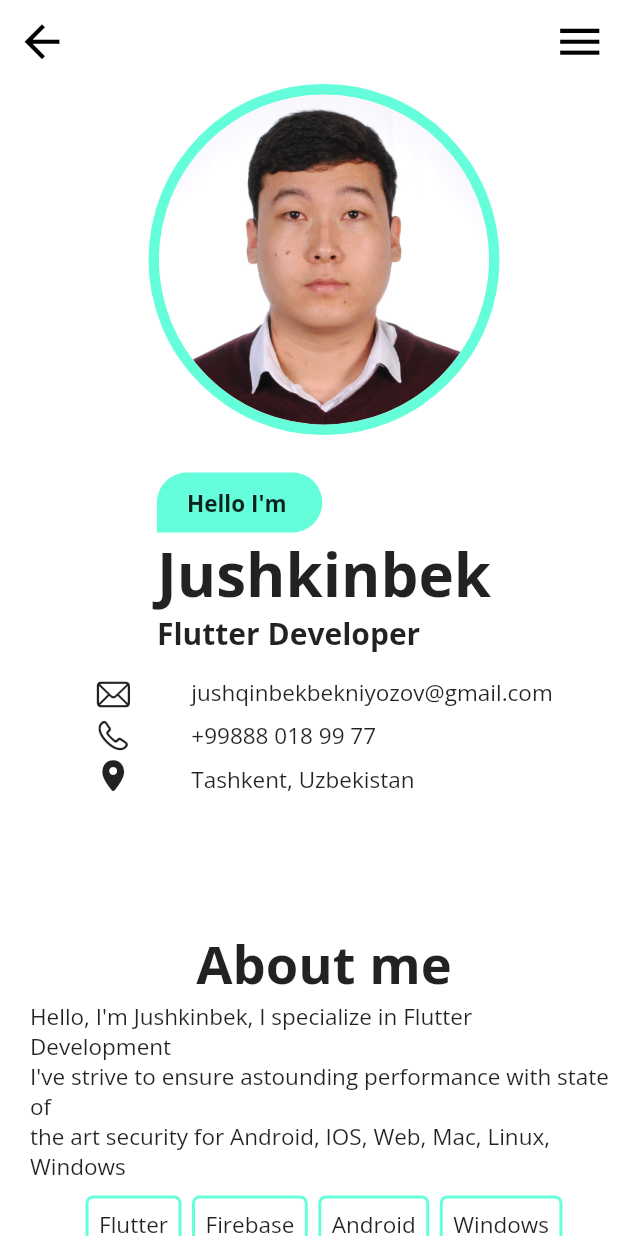
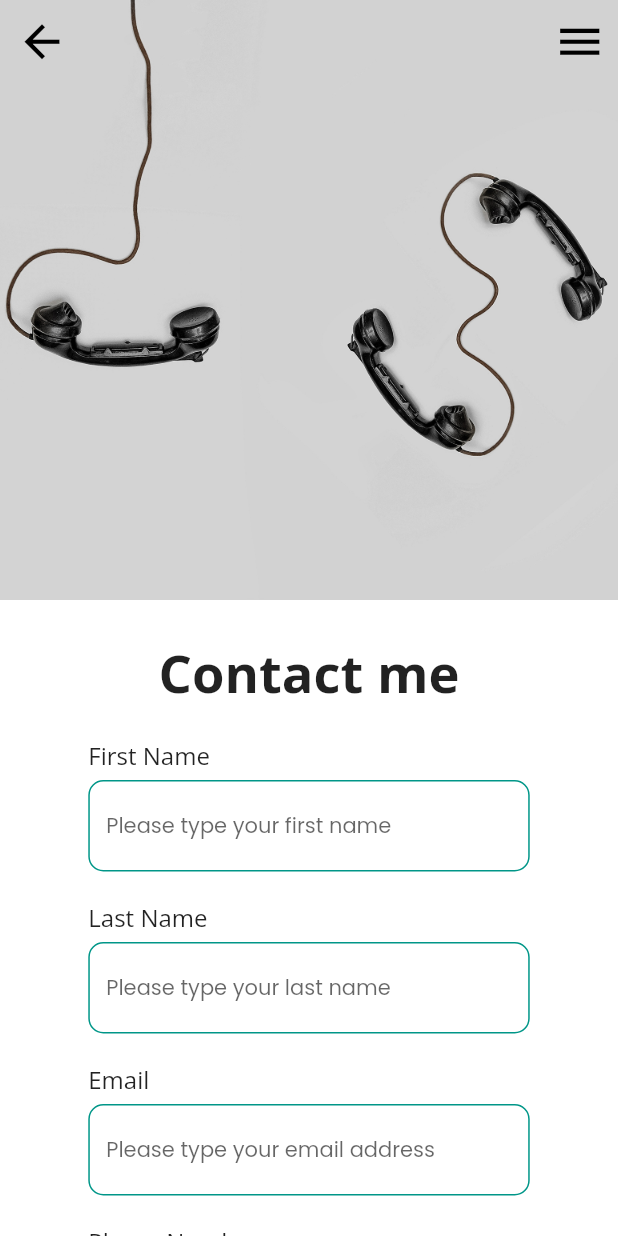
Before and after one commit to jushkinbekrashidovich/portfolio_web, a Flutter app: the screen it shows after launch, after a tap on the "menu" icon, after a tap on "Contact", on a phone screen of 412 x 824 dp. Run offline on Flutter 3.47's test engine with Material 2 defaults, Android fonts, the phone set to English and light mode, and no system bars; our stand-ins replace flutter_svg, google_fonts, url_strategy; missing offline and left inert: dart:html, dart:js.

Commit message:
contact page is done for both web/mobile

```diff
--- /dev/null
+++ b/lib/mobile/contact_mobile.dart
@@ -0,0 +1,168 @@
+import 'package:flutter/material.dart';
+import 'package:flutter/src/widgets/framework.dart';
+import 'package:flutter/src/widgets/placeholder.dart';
+import 'package:flutter_svg/svg.dart';
+import 'package:url_launcher/url_launcher.dart';
+
+import '../components.dart';
+
+class ContactMobile extends StatefulWidget {
+  const ContactMobile({super.key});
+
+  @override
+  State<ContactMobile> createState() => _ContactMobileState();
+}
+
+class _ContactMobileState extends State<ContactMobile> {
+  @override
+  Widget build(BuildContext context) {
+    var widthDevice = MediaQuery.of(context).size.width;
+    return Scaffold(
+      extendBodyBehindAppBar: true,
+      backgroundColor: Colors.white,
+      endDrawer: Drawer(
+        child: Column(
+          mainAxisAlignment: MainAxisAlignment.center,
+          children: [
+            DrawerHeader(
+                padding: EdgeInsets.only(bottom: 20),
+                child: Container(
+                  decoration: BoxDecoration(
+                    shape: BoxShape.circle,
+                    border: Border.all(width: 2.0, color: Colors.black),
+                  ),
+                  child: Image.asset("assets/me.png"),
+                )),
+            TabsMobile(text: "Home", route: '/'),
+            SizedBox(
+              height: 20.0,
+            ),
+            TabsMobile(text: "Works", route: '/works'),
+            SizedBox(
+              height: 20.0,
+            ),
+            TabsMobile(text: "Blog", route: '/blog'),
+            SizedBox(
+              height: 20.0,
+            ),
+            TabsMobile(text: "About", route: '/about'),
+            SizedBox(
+              height: 20.0,
+            ),
+            TabsMobile(text: "Contact", route: '/contact'),
+            SizedBox(
+              height: 40.0,
+            ),
+            //TabsMobile(text: "Works", route: '/works'),
+            Row(
+              mainAxisAlignment: MainAxisAlignment.spaceEvenly,
+              children: [
+                IconButton(
+                  onPressed: () async {
+                    await launchUrl(Uri.parse(
+                        "https://instagram.com/jushkinbek_rashidovich"));
+                  },
+                  icon: SvgPicture.asset(
+                    "assets/instagram.svg",
+                    color: Colors.black,
+                    width: 35.0,
+                  ),
+                ),
+                IconButton(
+                  onPressed: () async {
+                    await launchUrl(
+                        Uri.parse("https://twitter.com/jushkinbekio"));
+                  },
+                  icon: SvgPicture.asset(
+                    "assets/twitter.svg",
+                    color: Colors.black,
+                    width: 35.0,
+                  ),
+                ),
+                IconButton(
+                  onPressed: () async {
+                    await launchUrl(
+                        Uri.parse("https://github.com/jushkinbekrashidovich"));
+                  },
+                  icon: SvgPicture.asset(
+                    "assets/github.svg",
+                    color: Colors.black,
+                    width: 35.0,
+                  ),
+                ),
+              ],
+            ),
+          ],
+        ),
+      ),
+
+     body: NestedScrollView(
+      headerSliverBuilder: (BuildContext context, bool innerBoxIsScrolled) {
+        return [
+          SliverAppBar(
+            expandedHeight: 400,
+
+            backgroundColor: Colors.white,
+            iconTheme: IconThemeData(
+              color: Colors.black,
+              size: 35,
+
+            ),
+            flexibleSpace: FlexibleSpaceBar(
+              background: Image.asset("assets/contact_image.jpg",
+              fit: BoxFit.cover,
+              ),
+            ),
+          ),
+
+        ];
+      } ,
+      body: SingleChildScrollView(
+        padding: EdgeInsets.symmetric(vertical: 25, ),
+        child: Wrap(
+            runSpacing: 20,
+            spacing: 20,
+            alignment: WrapAlignment.center,
+            children: [
+              SansBold(35, "Contact me"),
+              TextForm(
+                  text: "First Name",
+                  Containerwidth: widthDevice / 1.4,
+                  hintText: "Please type your first name"),
+              TextForm(
+                  text: "Last Name",
+                  Containerwidth: widthDevice / 1.4,
+                  hintText: "Please type your last name"),
+              TextForm(
+                  text: "Email",
+                  Containerwidth: widthDevice / 1.4,
+                  hintText: "Please type your email address"),
+              TextForm(
+                  text: "Phone Number",
+                  Containerwidth: widthDevice / 1.4,
+                  hintText: "Please type your phone number"),
+              TextForm(
+                text: "Message",
+                Containerwidth: widthDevice / 1.4,
+                hintText: "Message",
+                maxLine: 10,
+              ),
+              MaterialButton(
+                onPressed: () {},
+                elevation: 20,
+                shape: RoundedRectangleBorder(
+                    borderRadius: BorderRadius.circular(10)),
+                height: 60,
+                minWidth: widthDevice / 2.2,
+                color: Colors.tealAccent,
+                child: SansBold(20, "Submit"),
+              ),
+            ],
+          ),
+
+      ),
+      ),
+     );
+
+  }
+}
--- a/lib/routes.dart
+++ b/lib/routes.dart
@@ -1,7 +1,9 @@
 import 'dart:js';
 
 import 'package:flutter/material.dart';
+import 'package:portfolio_web/mobile/contact_mobile.dart';
 import 'package:portfolio_web/mobile/landing_page_mobile.dart';
+import 'package:portfolio_web/web/contact_web.dart';
 import 'package:portfolio_web/web/landing_page_web.dart';
 
 class Routes {
@@ -16,6 +18,16 @@ class Routes {
               return LandingPageMobile();
           }),
         );
+        case '/contact':
+        return MaterialPageRoute(
+          builder: (_) => LayoutBuilder(builder: (context, constraints) {
+            if (constraints.maxWidth > 800) {
+              return ContactWeb();
+            } else
+              return ContactMobile();
+          }),
+          settings: settings
+        );
         default:
         return MaterialPageRoute(
           builder: (_) => LayoutBuilder(builder: (context, constraints) {
@@ -25,6 +37,7 @@ class Routes {
               return LandingPageMobile();
           }),
         );
+
     }
   }
 }
```
Also changed, not shown: lib/web/contact_web.dart (added, +201 -0 lines), lib/web/landing_page_web.dart (+5 -5 lines).
